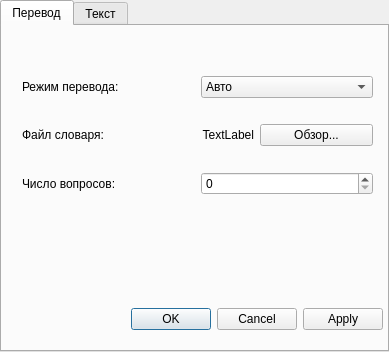
Before: the Qt Designer form src/settingsNew.ui in deadpadre/zardos, drawn with Qt 5.
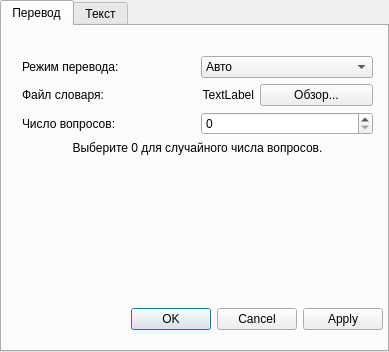
After: the same form once the commit is applied.

Commit message: Settings window successfully implemented

Diff of the .ui file:
```diff
--- a/src/settingsNew.ui
+++ b/src/settingsNew.ui
@@ -124,6 +124,21 @@
        </item>
       </layout>
      </item>
+     <item>
+      <widget class="QLabel" name="questionNumberWarningLabel">
+       <property name="font">
+        <font>
+         <pointsize>9</pointsize>
+        </font>
+       </property>
+       <property name="text">
+        <string>Выберите 0 для случайного числа вопросов.</string>
+       </property>
+       <property name="alignment">
+        <set>Qt::AlignHCenter|Qt::AlignTop</set>
+       </property>
+      </widget>
+     </item>
     </layout>
    </widget>
    <zorder>label_2</zorder>
```
Left out of the diff: 4 changed lines with no effect on the pictures. The commit also changes 8 other files.
